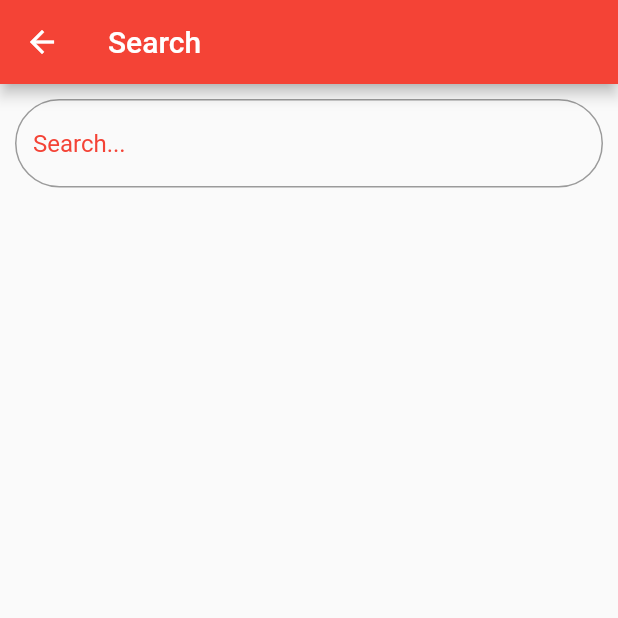
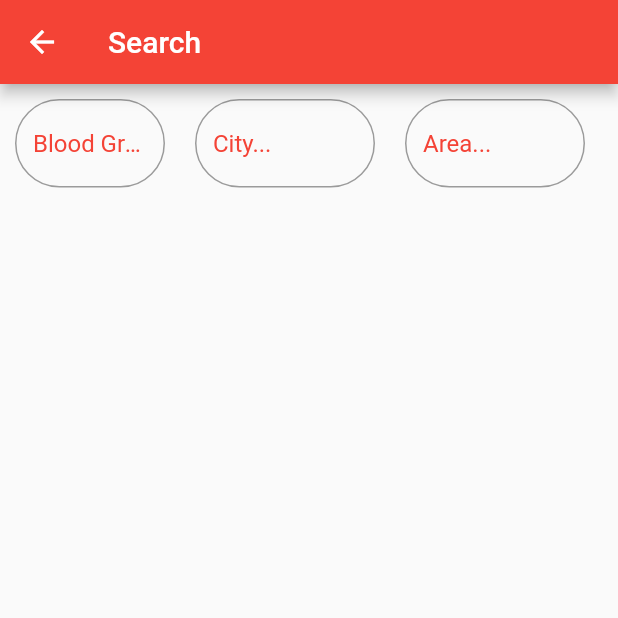
Before and after one commit to AneebTariq/Blood-Donation-App, a Flutter app: the Home screen opened directly, after a tap on "Accepter", on a phone screen of 412 x 824 dp, the top half of it. Run offline on Flutter 3.47's test engine with Material 2 defaults, Android fonts, the light colour scheme and no system bars; our stand-ins replace cloud_firestore, firebase_auth, firebase_core, get, shared_preferences; accounts and stored records are empty.

Commit message:
add query

```diff
--- a/lib/Screens/searchscreen.dart
+++ b/lib/Screens/searchscreen.dart
@@ -14,6 +14,8 @@ class SearchScreen extends StatefulWidget {
 
 class _SearchScreenState extends State {
   String query = '';
+  String query1 = '';
+  String query2 = '';
 
   @override
   Widget build(BuildContext context) {
@@ -23,10 +25,12 @@ class _SearchScreenState extends State {
           backgroundColor: Colors.red,
         ),
         body: Column(children: [
+          Row(
+            children: <Widget>[
               Padding(
                 padding: const EdgeInsets.all(10.0),
                 child: SizedBox(
-              width: MediaQuery.of(context).size.width,
+                  width: 100,
                   child: TextField(
                     onChanged: (value) {
                       setState(() {
@@ -42,16 +46,71 @@ class _SearchScreenState extends State {
                         borderRadius: BorderRadius.circular(50.0),
                       ),
                       hintStyle: const TextStyle(color: Colors.red),
-                  hintText: 'Search...',
+                      hintText: 'Blood Group...',
                     ),
                   ),
                 ),
               ),
+              // City search field
+              Padding(
+                padding: const EdgeInsets.all(10.0),
+                child: SizedBox(
+                  width: 120,
+                  child: TextField(
+                    onChanged: (value) {
+                      setState(() {
+                        query1 = value;
+                      });
+                    },
+                    decoration: InputDecoration(
+                      border: OutlineInputBorder(
+                        borderRadius: BorderRadius.circular(50.0),
+                      ),
+                      focusedBorder: OutlineInputBorder(
+                        borderSide: const BorderSide(color: Colors.red),
+                        borderRadius: BorderRadius.circular(50.0),
+                      ),
+                      hintStyle: const TextStyle(color: Colors.red),
+                      hintText: 'City...',
+                    ),
+                  ),
+                ),
+              ),
+              // Area Search Field
+              Padding(
+                padding: const EdgeInsets.all(10.0),
+                child: SizedBox(
+                  width: 120,
+                  child: TextField(
+                    onChanged: (value) {
+                      setState(() {
+                        query2 = value;
+                      });
+                    },
+                    decoration: InputDecoration(
+                      border: OutlineInputBorder(
+                        borderRadius: BorderRadius.circular(50.0),
+                      ),
+                      focusedBorder: OutlineInputBorder(
+                        borderSide: const BorderSide(color: Colors.red),
+                        borderRadius: BorderRadius.circular(50.0),
+                      ),
+                      hintStyle: const TextStyle(color: Colors.red),
+                      hintText: 'Area...',
+                    ),
+                  ),
+                ),
+              ),
+            ],
+          ),
+          // data search from firestor
           Expanded(
               child: StreamBuilder<QuerySnapshot>(
             stream: FirebaseFirestore.instance
                 .collection('Donor')
                 .where('Blood Group', isGreaterThanOrEqualTo: query)
+                .where('City', isEqualTo: query1)
+                .where('Area ', isEqualTo: query2)
                 .snapshots(),
             builder: (context, snapshot) {
               if (snapshot.hasError) {
@@ -68,6 +127,7 @@ class _SearchScreenState extends State {
                 itemCount: docs.length,
                 itemBuilder: (context, index) {
                   DocumentSnapshot doc = docs[index];
+                  // data shown in List Tile
                   return ListTile(
                     title: Text(doc['Blood Group']),
                     leading: Text(doc['Name']),
```
Lines whose indentation alone changed are shown as unchanged.
